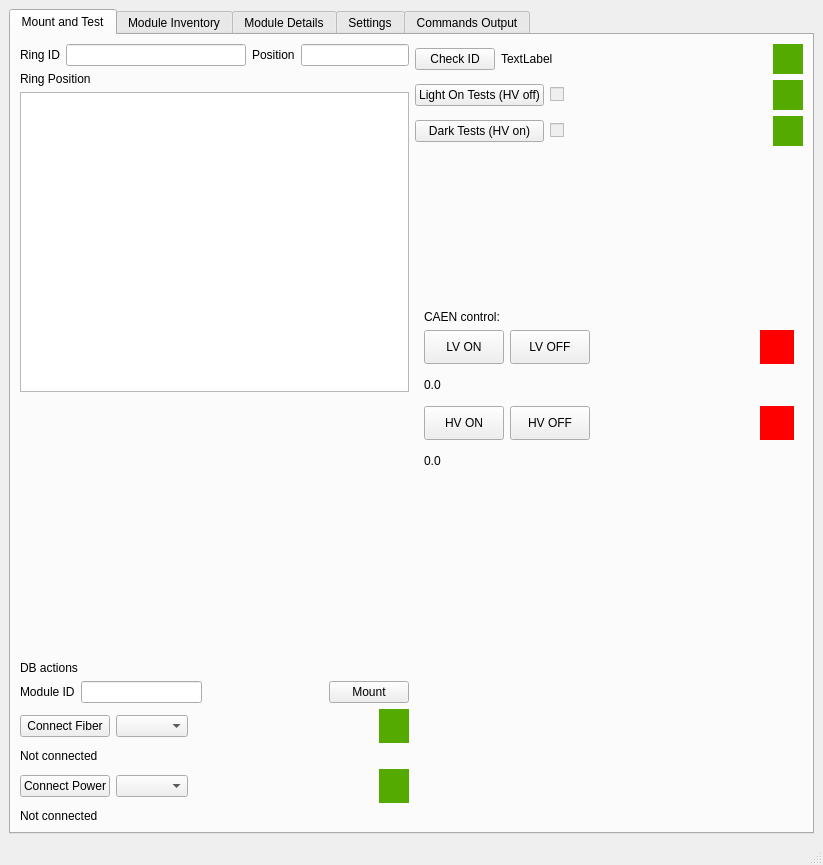
Above: ui/integration.ui from pisaoutertracker/integration_tools before the change. Below: the same form after it.
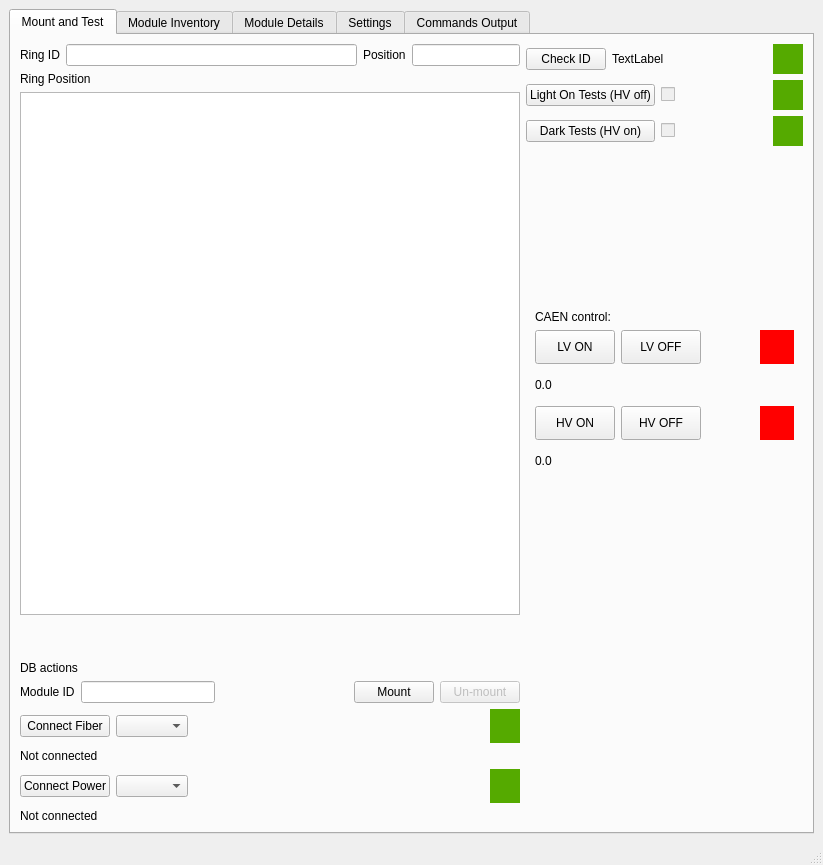
That is the form after the change.

Commit message: mounting and unmounting

```diff
--- a/ui/integration.ui
+++ b/ui/integration.ui
@@ -88,8 +88,8 @@
            <widget class="QGraphicsView" name="graphicsView">
             <property name="minimumSize">
              <size>
-              <width>300</width>
-              <height>300</height>
+              <width>500</width>
+              <height>500</height>
              </size>
             </property>
            </widget>
@@ -99,6 +99,9 @@
             <property name="orientation">
              <enum>Qt::Vertical</enum>
             </property>
+            <property name="sizeType">
+             <enum>QSizePolicy::Minimum</enum>
+            </property>
             <property name="sizeHint" stdset="0">
              <size>
               <width>20</width>
@@ -146,6 +149,16 @@
               </property>
              </widget>
             </item>
+            <item>
+             <widget class="QPushButton" name="unmountPB">
+              <property name="enabled">
+               <bool>false</bool>
+              </property>
+              <property name="text">
+               <string>Un-mount</string>
+              </property>
+             </widget>
+            </item>
            </layout>
           </item>
           <item>
```
Left out of the diff: 5 changed lines with no effect on the pictures. The commit also changes 2 other files.
